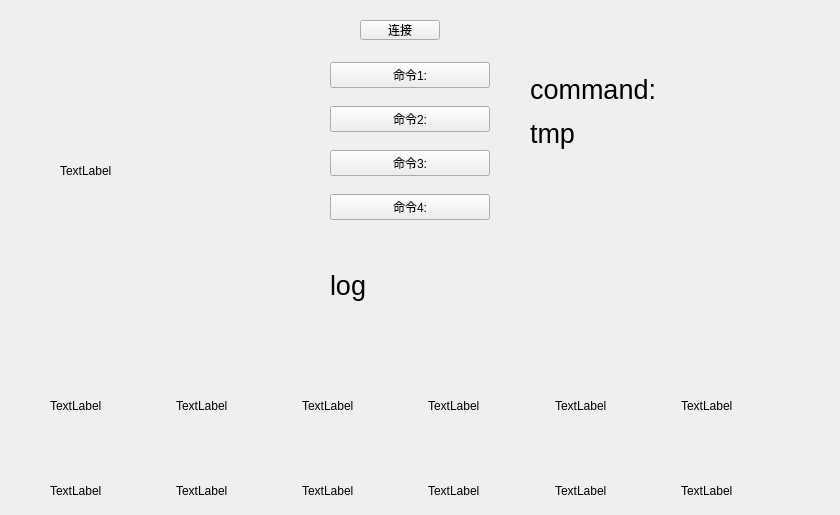
Old version of the form Qt/server/mainwindow.ui in the repository 1997huoda/face-recognition-system-ARM.
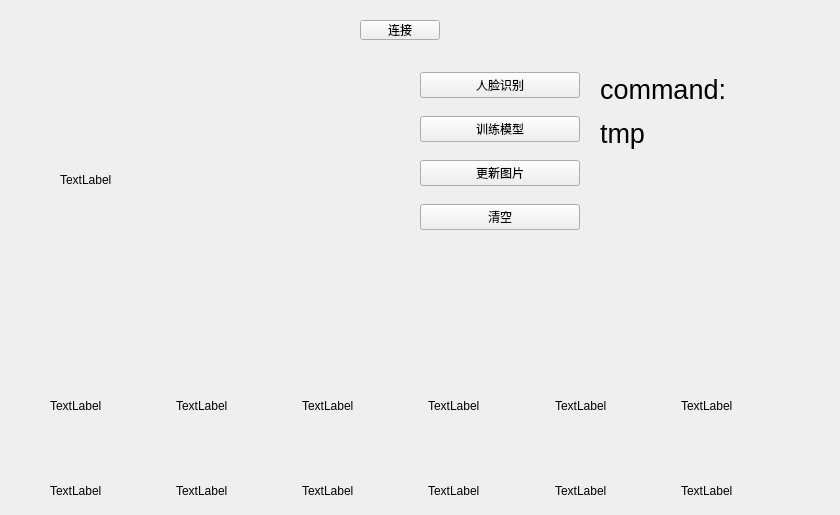
New version of the form.

Diff of the .ui file:
```diff
--- a/Qt/server/mainwindow.ui
+++ b/Qt/server/mainwindow.ui
@@ -43,11 +43,23 @@
     <property name="geometry">
      <rect>
       <x>60</x>
-      <y>50</y>
-      <width>251</width>
-      <height>241</height>
+      <y>60</y>
+      <width>320</width>
+      <height>240</height>
      </rect>
     </property>
+    <property name="minimumSize">
+     <size>
+      <width>320</width>
+      <height>240</height>
+     </size>
+    </property>
+    <property name="maximumSize">
+     <size>
+      <width>320</width>
+      <height>240</height>
+     </size>
+    </property>
     <property name="text">
      <string>TextLabel</string>
     </property>
@@ -55,8 +67,8 @@
    <widget class="QWidget" name="verticalLayoutWidget">
     <property name="geometry">
      <rect>
-      <x>330</x>
-      <y>50</y>
+      <x>420</x>
+      <y>60</y>
       <width>160</width>
       <height>184</height>
      </rect>
@@ -65,28 +77,28 @@
      <item>
       <widget class="QPushButton" name="pushButton_2">
        <property name="text">
-        <string>命令1:</string>
+        <string>人脸识别</string>
        </property>
       </widget>
      </item>
      <item>
       <widget class="QPushButton" name="pushButton_3">
        <property name="text">
-        <string>命令2:</string>
+        <string>训练模型</string>
        </property>
       </widget>
      </item>
      <item>
       <widget class="QPushButton" name="pushButton_4">
        <property name="text">
-        <string>命令3:</string>
+        <string>更新图片</string>
        </property>
       </widget>
      </item>
      <item>
       <widget class="QPushButton" name="pushButton_5">
        <property name="text">
-        <string>命令4:</string>
+        <string>清空</string>
        </property>
       </widget>
      </item>
@@ -95,9 +107,9 @@
    <widget class="QWidget" name="verticalLayoutWidget_2">
     <property name="geometry">
      <rect>
-      <x>530</x>
+      <x>600</x>
       <y>70</y>
-      <width>251</width>
+      <width>221</width>
       <height>82</height>
      </rect>
     </property>
@@ -128,24 +140,6 @@
      </item>
     </layout>
    </widget>
-   <widget class="QLabel" name="label_4">
-    <property name="geometry">
-     <rect>
-      <x>330</x>
-      <y>240</y>
-      <width>431</width>
-      <height>91</height>
-     </rect>
-    </property>
-    <property name="font">
-     <font>
-      <pointsize>20</pointsize>
-     </font>
-    </property>
-    <property name="text">
-     <string>log</string>
-    </property>
-   </widget>
    <widget class="QLabel" name="label_5">
     <property name="geometry">
      <rect>
```
Left out of the diff: 38 changed lines with no effect on the pictures.
